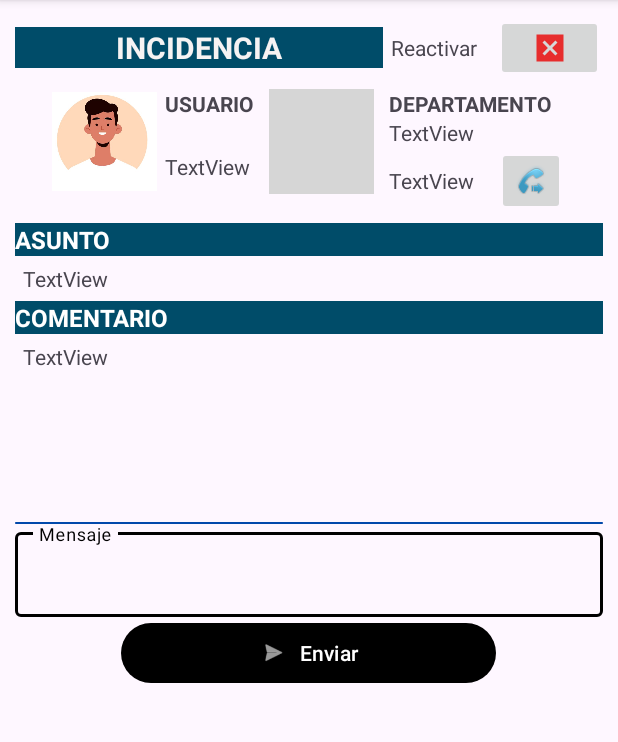
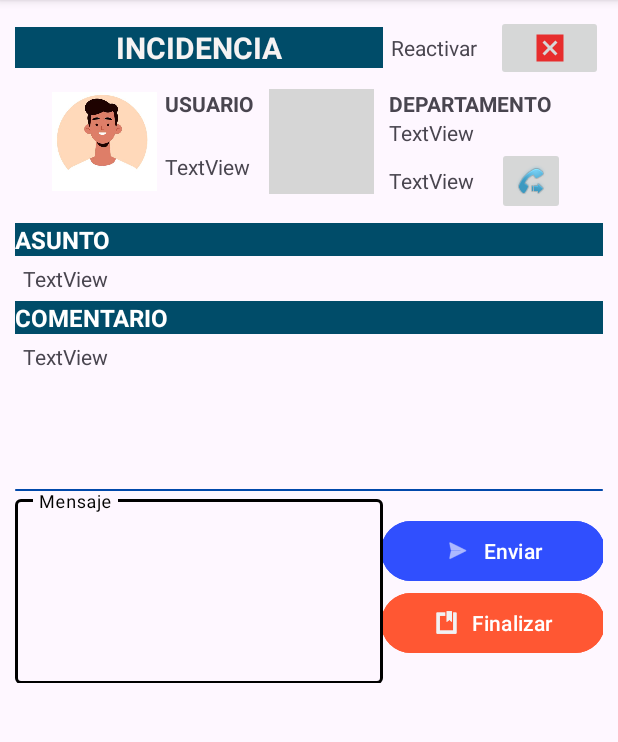
Before and after one commit to JSenen/GaticketApp, an Android app: the AdminDetailActivity screen opened directly, with no data from a screen before it, on a phone screen of 412 x 824 dp, the part 96-838 px from its top. Run offline under Robolectric (Android 15) with nearby library versions, the phone set to English and light mode, and no system bars; Roboto replaces fonts that are not available here; 1 statement that could not run was skipped; grey boxes are pictures that could not be loaded.

Commit message:
Admin solve incidences, save to history and delete after

```diff
--- a/app/src/main/AndroidManifest.xml
+++ b/app/src/main/AndroidManifest.xml
@@ -4,7 +4,7 @@
     <!-- Permiso para conexion a red -->
     <uses-permission android:name="android.permission.INTERNET" /> <!-- Permiso para usar almacenamiento externo del telefono -->
     <uses-permission android:name="android.permission.WRITE_EXTERNAL_STORAGE" />
-    <uses-permission android:name="android.permission.CALL_PHONE" /> <!-- Permisos para llamr -->
+    <uses-permission android:name="android.permission.CALL_PHONE" />
 
     <application
         android:allowBackup="true"
@@ -17,6 +17,9 @@
         android:supportsRtl="true"
         android:theme="@style/Theme.GaticketApp"
         tools:targetApi="31">
+        <activity
+            android:name=".view.AdminCloseIncidenceAcivity"
+            android:exported="false" />
         <activity
             android:name=".view.AdminDetailActivity"
             android:exported="false" />
--- a/app/src/main/java/com/juansenen/gaticketapp/api/GaticketApiInterface.java
+++ b/app/src/main/java/com/juansenen/gaticketapp/api/GaticketApiInterface.java
@@ -3,6 +3,7 @@ package com.juansenen.gaticketapp.api;
 import com.juansenen.gaticketapp.domain.Department;
 import com.juansenen.gaticketapp.domain.Device;
 import com.juansenen.gaticketapp.domain.Incidences;
+import com.juansenen.gaticketapp.domain.IncidencesHistory;
 import com.juansenen.gaticketapp.domain.Messages;
 import com.juansenen.gaticketapp.domain.User;
 
@@ -10,6 +11,7 @@ import java.util.List;
 
 import retrofit2.Call;
 import retrofit2.http.Body;
+import retrofit2.http.DELETE;
 import retrofit2.http.GET;
 import retrofit2.http.Header;
 import retrofit2.http.PATCH;
@@ -24,7 +26,6 @@ public interface GaticketApiInterface {
 
     @GET("users")
     Call<List<User>> getUser(@Query("userTip") String userTip);
-
     @GET("device")
     Call<List<Device>> getDeviceBySerial(@Query("deviceSerial") String deviceSerial);
     @GET("device")
@@ -39,18 +40,19 @@ public interface GaticketApiInterface {
     Call<Incidences> changeStatus(@Path("incidenceId") String incidenceId, @Body Incidences incidenceBody );
     @PATCH("incidence/admin/{idIncidence}")
     Call<Incidences> changeAdminIncidence(@Path("idIncidence") String incidenceId, @Body Incidences incidenceBody);
-
     @POST("incidence/{userId}")
     Call<Incidences> addIncidence(@Path("userId") String id, @Body Incidences incidenceBody);
-
     @GET("department/{idUser}")
     Call<Department> getDepartmentUser(@Path("idUser") String idUser);
-
     @GET("messages/{idIncidence}")
     Call<List<Messages>> getMessages(@Path("idIncidence") String idIncidence);
     @POST("messages/{idIncidence}/{idEmisor}")
     Call<Messages> sendMessage(@Path("idIncidence") String idIncidence, @Path("idEmisor") String idEmisor, @Body Messages messageBody);
     @PATCH("incidence/{incidenceId}")
     Call<Incidences> reactivateIncidence(@Path("incidenceId") String idIncidence, @Body Incidences incidenceBody);
+    @POST("history")
+    Call<IncidencesHistory> saveEndIncidence(@Body IncidencesHistory incidencesHistory);
+    @DELETE("incidence/{incidenceId}")
+    Call<Void> deleteAfterSave(@Path("incidenceId") String incidenceId);
 
 }
--- a/app/src/main/res/layout/activity_admin_detail.xml
+++ b/app/src/main/res/layout/activity_admin_detail.xml
@@ -171,7 +171,7 @@
         <TextView
             android:id="@+id/txt_detailIncidence_commit"
             android:layout_width="wrap_content"
-            android:layout_height="125dp"
+            android:layout_height="103dp"
             android:lines="15"
             android:padding="5dp"
             android:text="TextView" />
@@ -182,11 +182,16 @@
             android:layout_height="1dp"
             android:background="@drawable/divider_custom" />
 
+        <LinearLayout
+            android:layout_width="match_parent"
+            android:layout_height="128dp"
+            android:orientation="horizontal">
+
             <com.google.android.material.textfield.TextInputLayout
                 android:id="@+id/campo_messages"
                 style="@style/Widget.MaterialComponents.TextInputLayout.OutlinedBox"
-            android:layout_width="match_parent"
-            android:layout_height="wrap_content"
+                android:layout_width="245dp"
+                android:layout_height="137dp"
                 android:hint="@string/mensaje"
                 app:layout_constraintEnd_toEndOf="parent"
                 app:layout_constraintHorizontal_bias="0.5"
@@ -196,19 +201,44 @@
                 <com.google.android.material.textfield.TextInputEditText
                     android:id="@+id/edtxt_mensajer"
                     android:layout_width="match_parent"
-                android:layout_height="wrap_content" />
+                    android:layout_height="123dp" />
+
             </com.google.android.material.textfield.TextInputLayout>
+
+            <LinearLayout
+                android:layout_width="match_parent"
+                android:layout_height="match_parent"
+                android:gravity="center"
+                android:orientation="vertical">
 
                 <Button
                     android:id="@+id/button_send_message"
-            android:layout_width="250dp"
+                    android:layout_width="149dp"
                     android:layout_height="wrap_content"
                     android:layout_gravity="center"
                     android:onClick="sendMessage"
                     android:text="Enviar"
                     app:icon="@android:drawable/ic_menu_send"
                     app:iconGravity="textStart"
+                    app:rippleColor="#304FFE"
+                    android:backgroundTint="#304FFE"
+                    />
+
+                <Button
+                    android:id="@+id/button_end_incidence"
+                    android:layout_width="149dp"
+                    android:layout_height="wrap_content"
+                    android:layout_gravity="center"
+                    android:backgroundTint="#FF5733"
+                    android:onClick="endIncidence"
+                    android:text="Finalizar"
+                    app:icon="@android:drawable/ic_input_get"
+                    app:iconGravity="textStart"
+                    app:iconTint="#F1F2F4"
                     app:rippleColor="#304FFE" />
+            </LinearLayout>
+
+        </LinearLayout>
 
         <ScrollView
             android:layout_width="match_parent"
--- a/app/src/main/res/values/strings.xml
+++ b/app/src/main/res/values/strings.xml
@@ -7,4 +7,6 @@
     <string name="Login">Login</string>
     <string name="zona_usuarios">Zona Usuarios</string>
     <string name="mensaje">Mensaje</string>
+    <string name="solucion">solucion</string>
+    <string name="introduzca_soluci_n_aportada">Introduzca solución aportada...</string>
 </resources>
```
Also changed, not shown: app/src/main/java/com/juansenen/gaticketapp/contract/AdminCloseIncidenceContract.java (added, +27 -0 lines), app/src/main/java/com/juansenen/gaticketapp/domain/IncidencesHistory.java (+3 -11 lines), app/src/main/java/com/juansenen/gaticketapp/model/AdminCloseIncidenceModel.java (added, +80 -0 lines), app/src/main/java/com/juansenen/gaticketapp/presenter/AdminCloseIncidencePresenter.java (added, +60 -0 lines), app/src/main/java/com/juansenen/gaticketapp/view/AdminCloseIncidenceAcivity.java (added, +126 -0 lines), app/src/main/java/com/juansenen/gaticketapp/view/AdminDetailActivity.java (+20 -5 lines), app/src/main/res/layout/activity_admin_close_incidence_acivity.xml (added, +56 -0 lines). Lines whose indentation alone changed are shown as unchanged.
